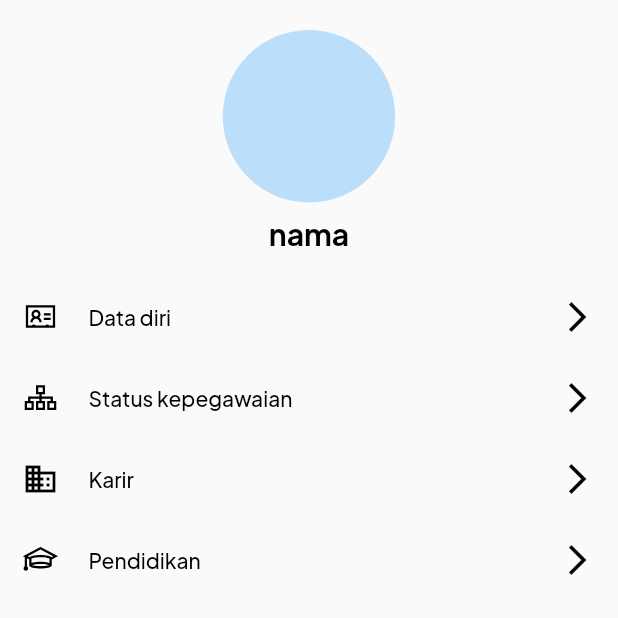
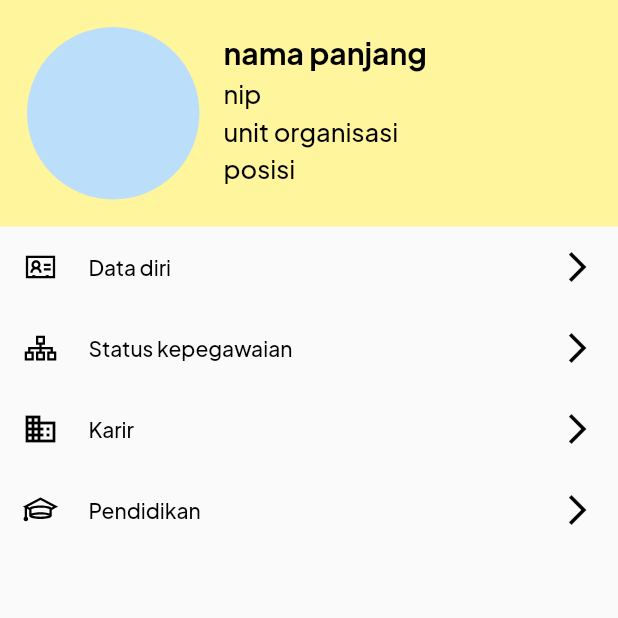
Before and after one commit to Magang-DSTI-BNI/uimobile, a Flutter app: the AkunScreen screen opened directly, on a phone screen of 412 x 824 dp, the top half of it. Run offline on Flutter 3.47's test engine with Material 2 defaults, Android fonts, the light colour scheme and no system bars; our stand-ins replace google_nav_bar, line_icons, pull_to_refresh, shared_preferences, transparent_image; accounts and stored records are empty.

Commit message:
Update akun.dart

```diff
--- a/lib/Screens/akuntab/akun.dart
+++ b/lib/Screens/akuntab/akun.dart
@@ -22,10 +22,15 @@ class _AkunScreenState extends State<AkunScreen> {
   Widget build(BuildContext context) {
     return Scaffold(
       body:SingleChildScrollView(
-        padding: EdgeInsets.symmetric(vertical: 20),
         child: Column(
           children: [
-            SizedBox(
+            Container(
+              color: Theme.of(context).primaryColor,
+              child: Row(
+                children: [
+                  Padding(
+                    padding: const EdgeInsets.fromLTRB(18, 18, 16, 18),
+                    child: SizedBox(
                       height: 115,
                       width: 115,
                       child: Stack(
@@ -35,17 +40,58 @@ class _AkunScreenState extends State<AkunScreen> {
                           CircleAvatar(
 
                           ),
+
                         ],
                       ),
                     ),
+                  ),
+                  Column(
+                    crossAxisAlignment: CrossAxisAlignment.start,
+                    children: [
                       Padding(
-              padding: const EdgeInsets.fromLTRB(0, 8, 0, 16),
+                        padding: const EdgeInsets.fromLTRB(0, 2, 0, 2),
                         child: Text(
-                'nama',
+                          'nama panjang',
                           style: TextStyle(
                             fontSize: 20,
                             fontWeight: FontWeight.w700,
                           ),
+                        ),
+                      ),
+                      Padding(
+                        padding: const EdgeInsets.fromLTRB(0, 2, 0, 2),
+                        child: Text(
+                          'nip',
+                          style: TextStyle(
+                            fontSize: 17,
+                            fontWeight: FontWeight.w500,
+                          ),
+                        ),
+                      ),
+                      Padding(
+                        padding: const EdgeInsets.fromLTRB(0, 2, 0, 2),
+                        child: Text(
+                          'unit organisasi',
+                          style: TextStyle(
+                            fontSize: 17,
+                            fontWeight: FontWeight.w500,
+                          ),
+                        ),
+                      ),
+                      Padding(
+                        padding: const EdgeInsets.fromLTRB(0, 2, 0, 8),
+                        child: Text(
+                          'posisi',
+                          textAlign: TextAlign.left,
+                          style: TextStyle(
+                            fontSize: 17,
+                            fontWeight: FontWeight.w500,
+                          ),
+                        ),
+                      ),
+                    ],
+                  )
+                ],
               ),
             ),
 
```
Lines whose indentation alone changed are shown as unchanged.
